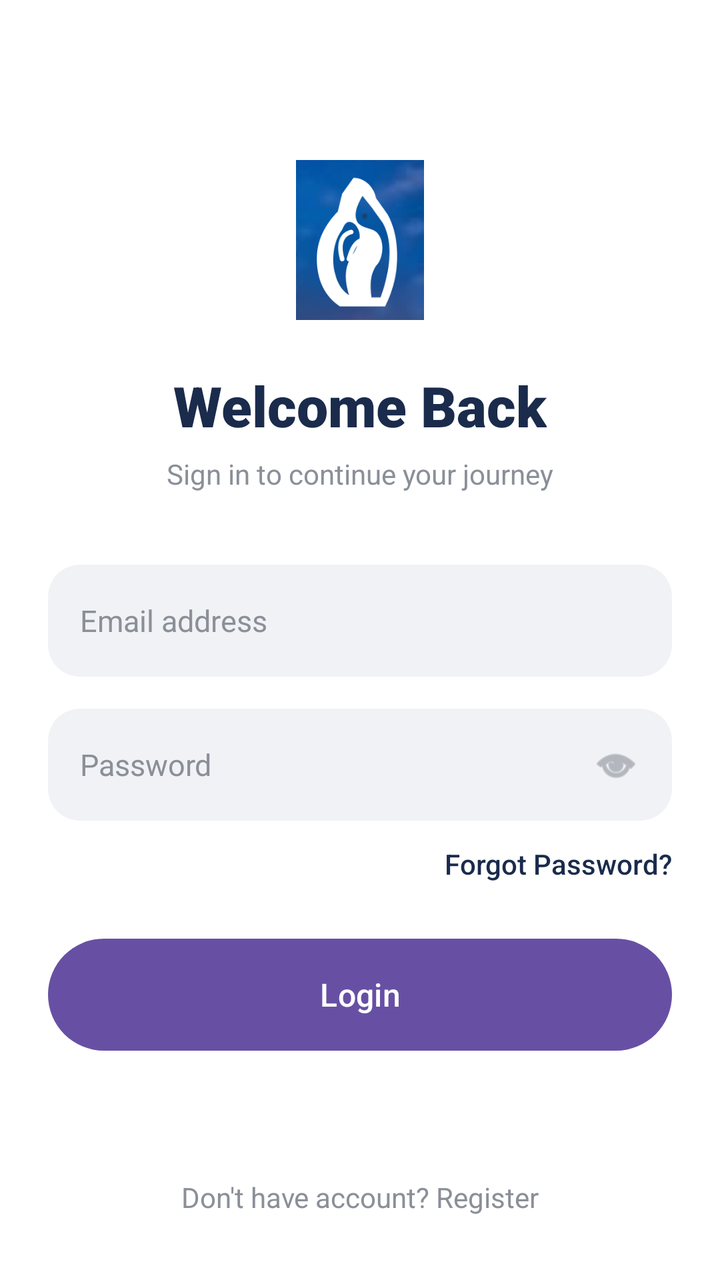
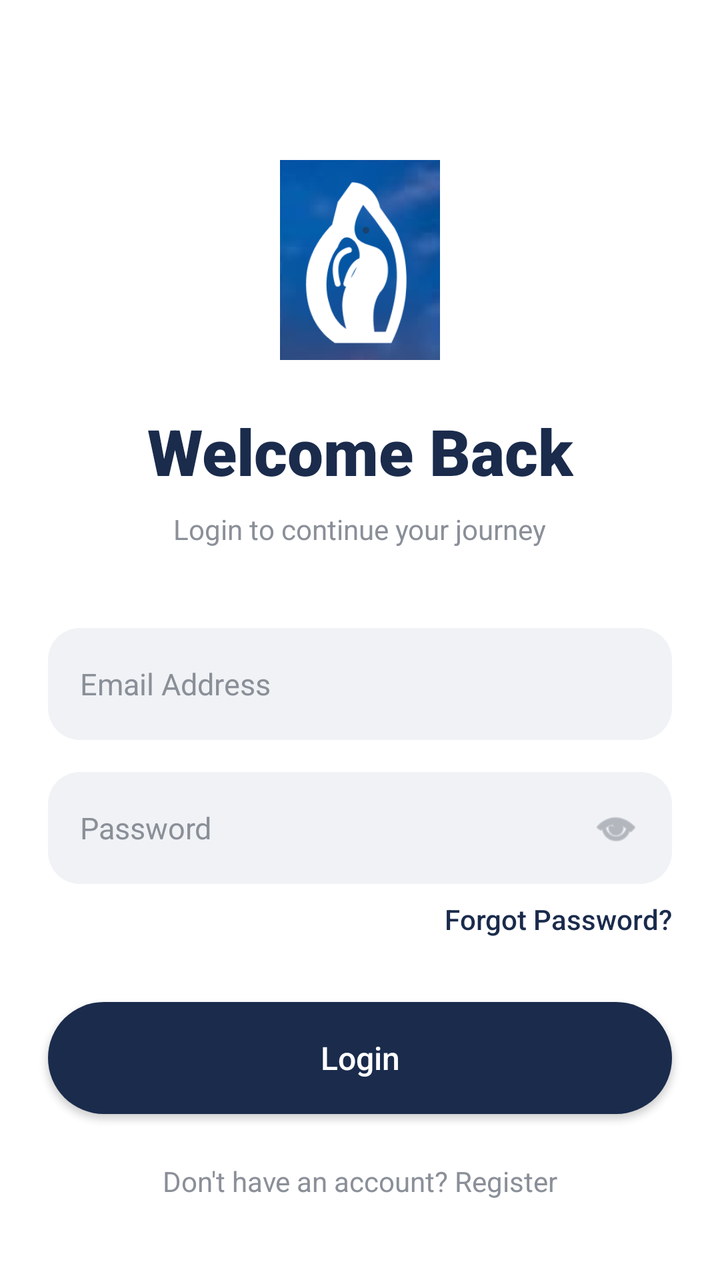

Before-and-after screenshots of an Android layout around one commit, followed by the original layout XML and the change that was made.
<!-- AndroidManifest.xml: application theme Theme.LankaGo -->
<!-- res/layout/login.xml -->
<?xml version="1.0" encoding="utf-8"?>
<androidx.constraintlayout.widget.ConstraintLayout
    xmlns:android="http://schemas.android.com/apk/res/android"
    xmlns:app="http://schemas.android.com/apk/res-auto"
    xmlns:tools="http://schemas.android.com/tools"
    android:layout_width="match_parent"
    android:layout_height="match_parent"
    android:background="#FFFFFF"
    tools:context=".LoginActivity">

    
    <ImageView
        android:id="@+id/iv_logo"
        android:layout_width="80dp"
        android:layout_height="80dp"
        android:layout_marginTop="80dp"
        android:src="@drawable/logo"
        android:contentDescription="LankaGo Logo"
        app:layout_constraintEnd_toEndOf="parent"
        app:layout_constraintStart_toStartOf="parent"
        app:layout_constraintTop_toTopOf="parent" />

    
    <TextView
        android:id="@+id/tv_title"
        android:layout_width="wrap_content"
        android:layout_height="wrap_content"
        android:layout_marginTop="24dp"
        android:fontFamily="sans-serif-black"
        android:text="Welcome Back"
        android:textColor="#1A2B4C"
        android:textSize="28sp"
        app:layout_constraintEnd_toEndOf="parent"
        app:layout_constraintStart_toStartOf="parent"
        app:layout_constraintTop_toBottomOf="@id/iv_logo" />

    <TextView
        android:id="@+id/tv_subtitle"
        android:layout_width="wrap_content"
        android:layout_height="wrap_content"
        android:layout_marginTop="6dp"
        android:fontFamily="sans-serif"
        android:text="Sign in to continue your journey"
        android:textColor="#8A8F98"
        android:textSize="14sp"
        app:layout_constraintEnd_toEndOf="parent"
        app:layout_constraintStart_toStartOf="parent"
        app:layout_constraintTop_toBottomOf="@id/tv_title" />

    
    <EditText
        android:id="@+id/et_email"
        android:layout_width="0dp"
        android:layout_height="56dp"
        android:layout_marginHorizontal="24dp"
        android:layout_marginTop="36dp"
        android:background="@drawable/bg_input"
        android:fontFamily="sans-serif"
        android:hint="Email address"
        android:inputType="textEmailAddress"
        android:paddingHorizontal="16dp"
        android:textColor="#1A2B4C"
        android:textColorHint="#8A8F98"
        android:textSize="15sp"
        android:autofillHints="emailAddress"
        app:layout_constraintEnd_toEndOf="parent"
        app:layout_constraintStart_toStartOf="parent"
        app:layout_constraintTop_toBottomOf="@id/tv_subtitle" />

    
    <RelativeLayout
        android:id="@+id/layout_password"
        android:layout_width="0dp"
        android:layout_height="56dp"
        android:layout_marginHorizontal="24dp"
        android:layout_marginTop="16dp"
        android:background="@drawable/bg_input"
        app:layout_constraintEnd_toEndOf="parent"
        app:layout_constraintStart_toStartOf="parent"
        app:layout_constraintTop_toBottomOf="@id/et_email">

        <EditText
            android:layout_width="match_parent"
            android:layout_height="match_parent"
            android:layout_toStartOf="@id/iv_eye"
            android:background="@null"
            android:fontFamily="sans-serif"
            android:hint="Password"
            android:inputType="textPassword"
            android:paddingHorizontal="16dp"
            android:textColor="#1A2B4C"
            android:textColorHint="#8A8F98"
            android:textSize="15sp"
            android:autofillHints="password" />

        <ImageView
            android:id="@+id/iv_eye"
            android:layout_width="24dp"
            android:layout_height="24dp"
            android:layout_alignParentEnd="true"
            android:layout_centerVertical="true"
            android:layout_marginEnd="16dp"
            android:src="@android:drawable/ic_menu_view"
            app:tint="#8A8F98"
            android:contentDescription="Toggle Password" />
    </RelativeLayout>

    
    <TextView
        android:id="@+id/tv_forgot"
        android:layout_width="wrap_content"
        android:layout_height="wrap_content"
        android:layout_marginTop="12dp"
        android:layout_marginEnd="24dp"
        android:fontFamily="sans-serif-medium"
        android:text="Forgot Password?"
        android:textColor="#1A2B4C"
        android:textSize="14sp"
        app:layout_constraintEnd_toEndOf="parent"
        app:layout_constraintTop_toBottomOf="@id/layout_password" />

    
    <Button
        android:id="@+id/btn_login"
        android:layout_width="0dp"
        android:layout_height="56dp"
        android:layout_marginHorizontal="24dp"
        android:layout_marginTop="28dp"
        android:background="@drawable/button_primary"
        android:fontFamily="sans-serif-medium"
        android:text="Login"
        android:textAllCaps="false"
        android:textColor="#FFFFFF"
        android:textSize="16sp"
        app:layout_constraintEnd_toEndOf="parent"
        app:layout_constraintStart_toStartOf="parent"
        app:layout_constraintTop_toBottomOf="@id/tv_forgot" />

    
    <TextView
        android:id="@+id/tv_register"
        android:layout_width="wrap_content"
        android:layout_height="wrap_content"
        android:layout_marginBottom="32dp"
        android:fontFamily="sans-serif"
        android:text="Don't have account? Register"
        android:textColor="#8A8F98"
        android:textSize="14sp"
        app:layout_constraintBottom_toBottomOf="parent"
        app:layout_constraintEnd_toEndOf="parent"
        app:layout_constraintStart_toStartOf="parent" />

</androidx.constraintlayout.widget.ConstraintLayout>
<!-- resources referenced by this layout -->
<resources>
  <!-- drawable bg_input (drawable) -->
  <?xml version="1.0" encoding="utf-8"?>
  <shape xmlns:android="http://schemas.android.com/apk/res/android" android:shape="rectangle">
      <solid android:color="#F0F2F5"/>
      <corners android:radius="16dp"/>
  </shape>
  <!-- drawable button_primary (drawable) -->
  <?xml version="1.0" encoding="utf-8"?>
  <shape xmlns:android="http://schemas.android.com/apk/res/android" android:shape="rectangle">
      <solid android:color="#1A2B4C"/>
      <corners android:radius="50dp"/>
  </shape>
  <!-- drawable logo: png bitmap (drawable, 31707 bytes) -->
  <style name="Theme.LankaGo" parent="Base.Theme.LankaGo" />
  <style name="Base.Theme.LankaGo" parent="Theme.Material3.DayNight.NoActionBar">
          
          
      </style>
</resources>

<!-- the commit's change to res/layout/login.xml (unified diff, before → after) -->
@@ -10,9 +10,9 @@
 
     
     <ImageView
-        android:id="@+id/iv_logo"
-        android:layout_width="80dp"
-        android:layout_height="80dp"
+        android:id="@+id/img_logo"
+        android:layout_width="100dp"
+        android:layout_height="100dp"
         android:layout_marginTop="80dp"
         android:src="@drawable/logo"
         android:contentDescription="LankaGo Logo"
@@ -29,18 +29,19 @@
         android:fontFamily="sans-serif-black"
         android:text="Welcome Back"
         android:textColor="#1A2B4C"
-        android:textSize="28sp"
+        android:textSize="32sp"
         app:layout_constraintEnd_toEndOf="parent"
         app:layout_constraintStart_toStartOf="parent"
-        app:layout_constraintTop_toBottomOf="@id/iv_logo" />
+        app:layout_constraintTop_toBottomOf="@id/img_logo" />
 
+    
     <TextView
         android:id="@+id/tv_subtitle"
         android:layout_width="wrap_content"
         android:layout_height="wrap_content"
-        android:layout_marginTop="6dp"
+        android:layout_marginTop="8dp"
         android:fontFamily="sans-serif"
-        android:text="Sign in to continue your journey"
+        android:text="Login to continue your journey"
         android:textColor="#8A8F98"
         android:textSize="14sp"
         app:layout_constraintEnd_toEndOf="parent"
@@ -53,12 +54,13 @@
         android:layout_width="0dp"
         android:layout_height="56dp"
         android:layout_marginHorizontal="24dp"
-        android:layout_marginTop="36dp"
+        android:layout_marginTop="40dp"
         android:background="@drawable/bg_input"
         android:fontFamily="sans-serif"
-        android:hint="Email address"
+        android:hint="Email Address"
         android:inputType="textEmailAddress"
-        android:paddingHorizontal="16dp"
+        android:paddingStart="16dp"
+        android:paddingEnd="16dp"
         android:textColor="#1A2B4C"
         android:textColorHint="#8A8F98"
         android:textSize="15sp"
@@ -68,49 +70,48 @@
         app:layout_constraintTop_toBottomOf="@id/tv_subtitle" />
 
     
-    <RelativeLayout
+    <FrameLayout
         android:id="@+id/layout_password"
         android:layout_width="0dp"
         android:layout_height="56dp"
         android:layout_marginHorizontal="24dp"
         android:layout_marginTop="16dp"
-        android:background="@drawable/bg_input"
         app:layout_constraintEnd_toEndOf="parent"
         app:layout_constraintStart_toStartOf="parent"
         app:layout_constraintTop_toBottomOf="@id/et_email">
 
         <EditText
+            android:id="@+id/et_password"
             android:layout_width="match_parent"
             android:layout_height="match_parent"
-            android:layout_toStartOf="@id/iv_eye"
-            android:background="@null"
+            android:background="@drawable/bg_input"
             android:fontFamily="sans-serif"
             android:hint="Password"
             android:inputType="textPassword"
-            android:paddingHorizontal="16dp"
+            android:paddingStart="16dp"
+            android:paddingEnd="48dp"
             android:textColor="#1A2B4C"
             android:textColorHint="#8A8F98"
             android:textSize="15sp"
             android:autofillHints="password" />
 
         <ImageView
-            android:id="@+id/iv_eye"
+            android:id="@+id/btn_toggle_password"
             android:layout_width="24dp"
             android:layout_height="24dp"
-            android:layout_alignParentEnd="true"
-            android:layout_centerVertical="true"
+            android:layout_gravity="end|center_vertical"
             android:layout_marginEnd="16dp"
             android:src="@android:drawable/ic_menu_view"
             app:tint="#8A8F98"
-            android:contentDescription="Toggle Password" />
-    </RelativeLayout>
+            android:contentDescription="Toggle Password Visibility" />
+    </FrameLayout>
 
     
     <TextView
-        android:id="@+id/tv_forgot"
+        android:id="@+id/tv_forgot_password"
         android:layout_width="wrap_content"
         android:layout_height="wrap_content"
-        android:layout_marginTop="12dp"
+        android:layout_marginTop="8dp"
         android:layout_marginEnd="24dp"
         android:fontFamily="sans-serif-medium"
         android:text="Forgot Password?"
@@ -120,12 +121,12 @@
         app:layout_constraintTop_toBottomOf="@id/layout_password" />
 
     
-    <Button
+    <androidx.appcompat.widget.AppCompatButton
         android:id="@+id/btn_login"
         android:layout_width="0dp"
         android:layout_height="56dp"
         android:layout_marginHorizontal="24dp"
-        android:layout_marginTop="28dp"
+        android:layout_marginTop="32dp"
         android:background="@drawable/button_primary"
         android:fontFamily="sans-serif-medium"
         android:text="Login"
@@ -134,20 +135,20 @@
         android:textSize="16sp"
         app:layout_constraintEnd_toEndOf="parent"
         app:layout_constraintStart_toStartOf="parent"
-        app:layout_constraintTop_toBottomOf="@id/tv_forgot" />
+        app:layout_constraintTop_toBottomOf="@id/tv_forgot_password" />
 
     
     <TextView
-        android:id="@+id/tv_register"
+        android:id="@+id/tv_register_link"
         android:layout_width="wrap_content"
         android:layout_height="wrap_content"
-        android:layout_marginBottom="32dp"
+        android:layout_marginTop="24dp"
         android:fontFamily="sans-serif"
-        android:text="Don't have account? Register"
+        android:text="Don't have an account? Register"
         android:textColor="#8A8F98"
         android:textSize="14sp"
-        app:layout_constraintBottom_toBottomOf="parent"
         app:layout_constraintEnd_toEndOf="parent"
-        app:layout_constraintStart_toStartOf="parent" />
+        app:layout_constraintStart_toStartOf="parent"
+        app:layout_constraintTop_toBottomOf="@id/btn_login" />
 
 </androidx.constraintlayout.widget.ConstraintLayout>
